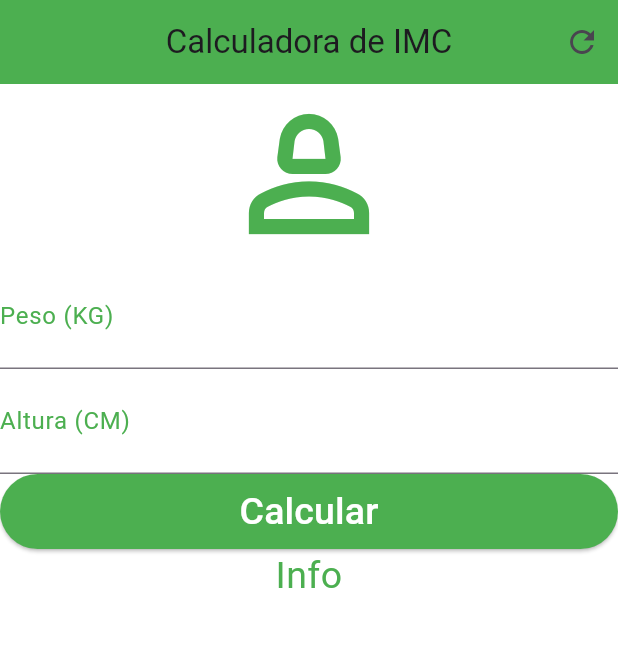
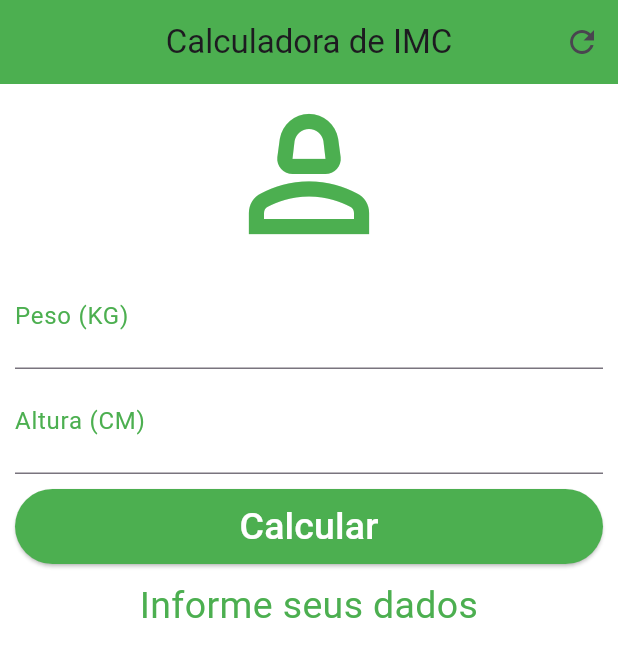
Before and after one commit to GabrielRCFonseca/Caluladora-IMC, a Flutter app: the screen it shows after launch, after a tap on "Calcular", on a phone screen of 412 x 824 dp. Shown: the top 657 px of the screen. Run offline on Flutter 3.47's test engine with Material 3 defaults, Android fonts, the phone set to English and light mode, and no system bars.

Commit message:
Primeiro Commit

```diff
--- a/lib/main.dart
+++ b/lib/main.dart
@@ -2,7 +2,7 @@ import 'package:flutter/cupertino.dart';
 import 'package:flutter/material.dart';
 
 void main() {
-  runApp(MaterialApp(
+  runApp(const MaterialApp(
     home: Home(),
   ));
 }
@@ -15,48 +15,92 @@ class Home extends StatefulWidget {
 }
 
 class _HomeState extends State<Home> {
+  TextEditingController weigthController = TextEditingController();
+  TextEditingController heightController = TextEditingController();
+
+  GlobalKey<FormState> _formKey = GlobalKey<FormState>();
+
+  String _infoText = "Informe seus dados";
+
+  void _resetFields(){
+    setState(() {
+      weigthController.text = "";
+      heightController.text = "";
+      _infoText = "Informe seus dados!";
+    });
+  }
+
+  void _calculate(){
+    setState(() {
+      double weight = double.parse(weigthController.text);
+      double height = double.parse(heightController.text) / 100;
+
+      double imc = weight / (height * height);
+      print(imc);
+      if(imc < 18.6){
+        _infoText = "Abaixo do peso (${imc.toStringAsPrecision(2)})";
+      } else if(imc >= 18.6 && imc < 24.9){
+        _infoText = "Peso Ideal (${imc.toStringAsPrecision(2)})";
+      } else if(imc >= 24.9 && imc < 29.9){
+        _infoText = "Levemente acima do peso (${imc.toStringAsPrecision(2)})";
+      } else if(imc >= 29.9 && imc < 34.9){
+        _infoText = "Obesidade Grau I (${imc.toStringAsPrecision(2)})";
+      } else if(imc >= 34.9 && imc < 39.9){
+        _infoText = "Obesidade Grau II (${imc.toStringAsPrecision(2)})";
+      } else if(imc >= 40){
+        _infoText = "Obesidade Grau III (${imc.toStringAsPrecision(2)})";
+      }
+    });
+  }
+
   @override
   Widget build(BuildContext context) {
     return Scaffold(
       appBar: AppBar(
-        title: Text('Calculadora de IMC'),
+        title: const Text('Calculadora de IMC'),
         centerTitle: true,
         backgroundColor: Colors.green,
         actions: [
           IconButton(
-            icon: Icon(Icons.refresh),
-            onPressed: () {},
+            icon: const Icon(Icons.refresh),
+            onPressed: _resetFields,
           )
         ],
       ),
       backgroundColor: Colors.white,
       body: SingleChildScrollView(
+        padding: const EdgeInsets.fromLTRB(10, 0, 10, 0),
         child: Column(
           crossAxisAlignment: CrossAxisAlignment.stretch,
           children: [
-            Icon(Icons.person_2_outlined, size: 120.0, color: Colors.green),
-            const TextField(
+            const Icon(Icons.person_2_outlined,
+                size: 120.0, color: Colors.green),
+            TextField(
               keyboardType: TextInputType.number,
-              decoration: InputDecoration(
+              decoration: const InputDecoration(
                 labelText: "Peso (KG)",
                 labelStyle: TextStyle(color: Colors.green),
               ),
               textAlign: TextAlign.center,
-              style: TextStyle(color: Colors.green, fontSize: 25),
+              style: const TextStyle(color: Colors.green, fontSize: 25),
+              controller: weigthController,
             ),
-            const TextField(
+            TextField(
               keyboardType: TextInputType.number,
-              decoration: InputDecoration(
+              decoration: const InputDecoration(
                 labelText: "Altura (CM)",
                 labelStyle: TextStyle(color: Colors.green),
               ),
               textAlign: TextAlign.center,
-              style: TextStyle(color: Colors.green, fontSize: 25),
+              style: const TextStyle(color: Colors.green, fontSize: 25),
+              controller: heightController,
             ),
-            SizedBox(
+            Padding(
+              padding: const EdgeInsets.only(top: 10.0, bottom: 10.0),
+              child: SizedBox(
                 height: 50,
                 child: ElevatedButton(
-                onPressed: () {},
+                  onPressed: _calculate,
                   style: ElevatedButton.styleFrom(
                     backgroundColor: Colors.green,
                   ),
@@ -66,9 +110,12 @@ class _HomeState extends State<Home> {
                   ),
                 ),
               ),
-            const Text("Info",
+            ),
+            Text(
+              _infoText,
               textAlign: TextAlign.center,
-              style: TextStyle(color: Colors.green, fontSize: 25),)
+              style: TextStyle(color: Colors.green, fontSize: 25),
+            )
           ],
         ),
       ),
```
Lines whose indentation alone changed are shown as unchanged.
